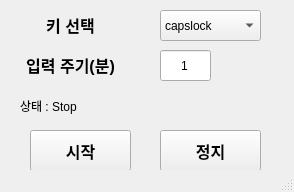
Qt form Python/AutoKey.ui (kwon0516/Personal) before a commit.
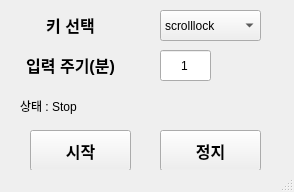
The same form after that commit.

Commit message: [ AutoHotKey ] Default Key Scrolllock으로 변경

What changed in the file:
```diff
--- a/Python/AutoKey.ui
+++ b/Python/AutoKey.ui
@@ -23,16 +23,6 @@
       <height>31</height>
      </rect>
     </property>
-    <item>
-     <property name="text">
-      <string>capslock</string>
-     </property>
-    </item>
-    <item>
-     <property name="text">
-      <string>numlock</string>
-     </property>
-    </item>
     <item>
      <property name="text">
       <string>scrolllock</string>
```
Left out of the diff: 10 changed lines with no effect on the pictures. The commit also changes 1 other file.
